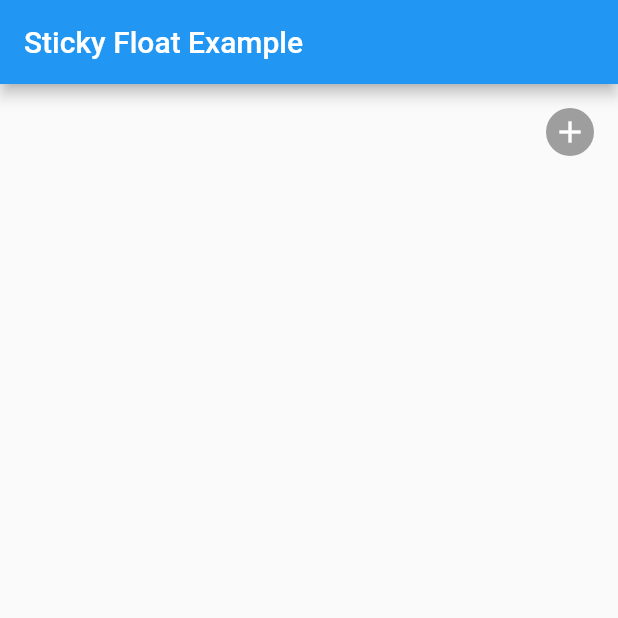
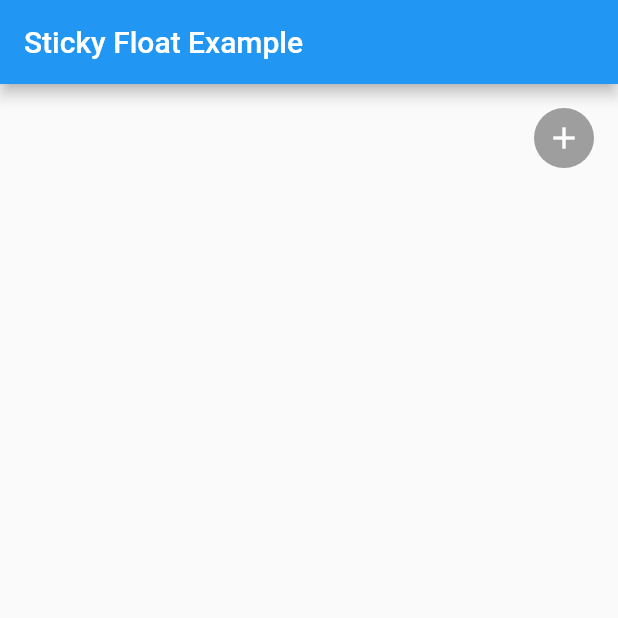
Before and after one commit to yoehwan/flutter_sticky_float_button, a Flutter app: the screen it shows after launch, on a phone screen of 412 x 824 dp, the top half of it. Run offline on Flutter 3.47's test engine with Material 2 defaults, Android fonts, the phone set to English and light mode, and no system bars.

Commit message:
add controller

```diff
--- a/example/lib/main.dart
+++ b/example/lib/main.dart
@@ -50,13 +50,11 @@ class _StickyFloatExampleState extends State<StickyFloatExample> {
   Widget _floatButton() {
     return StickyFloatButton(
       controller: _controller,
-      child: const FloatItem(
-        child: CircleAvatar(
-          backgroundColor: Colors.grey,
-          child: Icon(
-            Icons.add,
-            color: Colors.white,
-          ),
+      child: const CircleAvatar(
+        backgroundColor: Colors.grey,
+        child: Icon(
+          Icons.add,
+          color: Colors.white,
         ),
       ),
     );
--- a/lib/src/sticky_float_button.dart
+++ b/lib/src/sticky_float_button.dart
@@ -1,12 +1,7 @@
 import 'package:flutter/material.dart';
-
-import 'package:flutter/widgets.dart';
 import 'package:sticky_float_button/src/utils.dart';
 
-enum StickyState {
-  release,
-  dragging,
-}
+import 'sticky_state.dart';
 
 class StickyFloatButtonController extends ChangeNotifier {
   StickyFloatButtonController({
@@ -24,8 +19,8 @@ class StickyFloatButtonController extends ChangeNotifier {
 
   ///
   Duration get stickyDuration {
-    switch (state) {
-      case StickyState.dragging:
+    switch (touchState) {
+      case StickyTouchState.dragging:
         return Duration.zero;
       default:
         return _stickyDuration;
@@ -36,18 +31,21 @@ class StickyFloatButtonController extends ChangeNotifier {
   final Curve stickyAnimation;
 
   ///
-  final ValueNotifier<StickyState> _state = ValueNotifier(StickyState.release);
+  final ValueNotifier<StickyTouchState> _touchState =
+      ValueNotifier(StickyTouchState.release);
 
   ///
-  StickyState get state => _state.value;
+  StickyTouchState get touchState => _touchState.value;
 
   ///
-  set state(StickyState value) {
-    if (_state.value == value) return;
-    _state.value = value;
+  set touchState(StickyTouchState value) {
+    if (_touchState.value == value) return;
+    _touchState.value = value;
+    _updateFloatButton();
   }
 
   ///
+
   final ValueNotifier<bool> _floatButtonNotifier = ValueNotifier(false);
 
   void _updateFloatButton() {
@@ -65,21 +63,22 @@ class StickyFloatButtonController extends ChangeNotifier {
     _updateFloatButton();
   }
 
-  void _onDragStarted(_) {
-    state = StickyState.dragging;
-  }
+  void _onDragStarted(_) {}
 
   void _onDragUpdate(PointerMoveEvent event) {
+    touchState = StickyTouchState.dragging;
     floatButtonOffset += event.delta;
   }
 
   void _onDragEnd(_) {
-    state = StickyState.release;
-    jumpToOffset(playGround.nearestWith(floatButtonOffset));
+    if (touchState == StickyTouchState.dragging) {
+      jumpToOffset(playGround.nearestWith(floatButtonOffset));
+      touchState = StickyTouchState.release;
+    }
   }
 
   void jumpToOffset(Offset offset) {
-    final _childCenter = Offset(childSize / 2, childSize / 2);
+    final _childCenter = Offset(childSize.width / 2, childSize.height / 2);
     floatButtonOffset = offset - _childCenter;
   }
 
@@ -88,11 +87,11 @@ class StickyFloatButtonController extends ChangeNotifier {
   }
 
   late Rect playGround;
-  late double childSize;
+  late Size childSize;
 
   void _init({
     required Rect playGround,
-    required double childSize,
+    required Size childSize,
   }) {
     this.playGround = playGround;
     this.childSize = childSize;
@@ -104,13 +103,11 @@ class StickyFloatButton extends StatefulWidget {
     Key? key,
     required this.child,
     this.controller,
-    this.items = const [],
-    this.padding = const EdgeInsets.all(16.0),
+    this.margin = const EdgeInsets.all(16.0),
   }) : super(key: key);
   final StickyFloatButtonController? controller;
-  final FloatItem child;
-  final List<FloatItem> items;
-  final EdgeInsets padding;
+  final Widget child;
+  final EdgeInsets margin;
 
   @override
   _StickyFloatButtonState createState() => _StickyFloatButtonState();
@@ -121,18 +118,18 @@ class _StickyFloatButtonState extends State<StickyFloatButton> {
 
   Offset get offset => controller.floatButtonOffset;
 
-  double get childSize => widget.child.size;
+  Size get childSize => context.size ?? Size.zero;
 
   Rect get playGround {
-    final _padding = widget.padding;
+    final _padding = widget.margin;
     final _screen = MediaQuery.of(context).size;
-    final _width = _screen.width - childSize;
+    final _width = _screen.width - childSize.width;
 
     final _appbarHeight = Scaffold.of(context).appBarMaxHeight ?? 0.0;
-    final _height = _screen.height - childSize - _appbarHeight;
+    final _height = _screen.height - childSize.height - _appbarHeight;
     return Rect.fromLTWH(
-      (childSize / 2) + _padding.left,
-      (childSize / 2) + _padding.top,
+      (childSize.width / 2) + _padding.left,
+      (childSize.height / 2) + _padding.top,
       _width - (_padding.horizontal),
       _height - (_padding.vertical),
     );
@@ -169,23 +166,3 @@ class _StickyFloatButtonState extends State<StickyFloatButton> {
     );
   }
 }
-
-class FloatItem extends StatelessWidget {
-  const FloatItem({
-    Key? key,
-    this.size = 32,
-    required this.child,
-  }) : super(key: key);
-
-  final double size;
-  final Widget child;
-
-  @override
-  Widget build(BuildContext context) {
-    return SizedBox(
-      width: size,
-      height: size,
-      child: child,
-    );
-  }
-}
--- /dev/null
+++ b/lib/src/sticky_state.dart
@@ -0,0 +1,11 @@
+enum StickyTouchState {
+  release,
+  dragging,
+}
+
+
+extension StickyStateBool on StickyTouchState{
+  bool get isReleased=>this==StickyTouchState.release;
+  bool get isDragging=>this==StickyTouchState.dragging;
+
+}
--- a/lib/sticky_float_button.dart
+++ b/lib/sticky_float_button.dart
@@ -1,6 +1,3 @@
 library sticky_float_button;
 
-
 export 'src/sticky_float_button.dart';
-
-export 'src/sticky_float_button_theme.dart';
```
